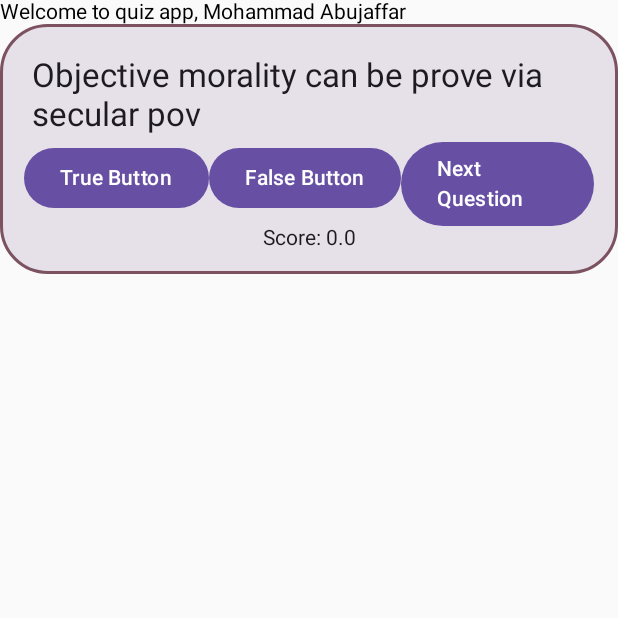
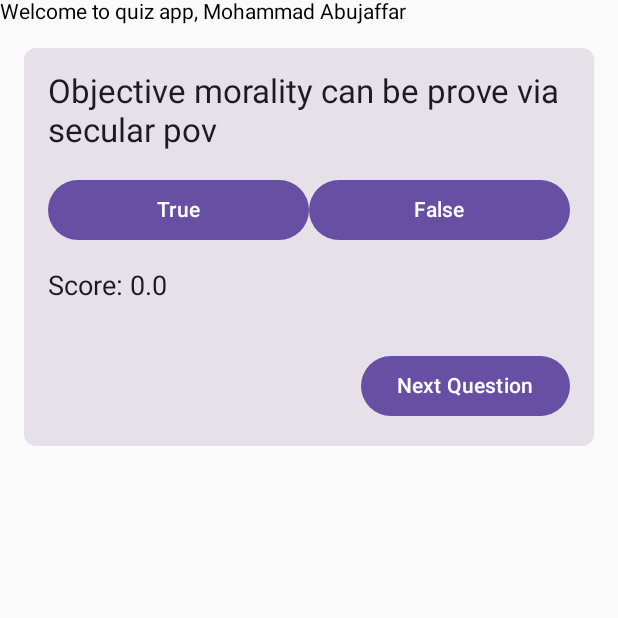
Before and after one commit to moa20016/CSE3200, an Android app built with Jetpack Compose: the screen it shows after launch (MainActivity), on a phone screen of 412 x 824 dp, the top half of it. Run offline under Robolectric (Android 15) with nearby library versions, the phone set to English and light mode, and no system bars.

Commit message:
Update MainActivity.kt

```diff
--- a/Lab02-Part1/app/src/main/java/com/example/myapplication/MainActivity.kt
+++ b/Lab02-Part1/app/src/main/java/com/example/myapplication/MainActivity.kt
@@ -4,9 +4,11 @@ import android.os.Bundle
 import androidx.activity.ComponentActivity
 import androidx.activity.compose.setContent
 import androidx.compose.foundation.border
+import androidx.compose.foundation.layout.Arrangement
 import androidx.compose.foundation.layout.Column
 import androidx.compose.foundation.layout.Row
 import androidx.compose.foundation.layout.fillMaxSize
+import androidx.compose.foundation.layout.fillMaxWidth
 import androidx.compose.foundation.layout.padding
 import androidx.compose.foundation.layout.wrapContentSize
 import androidx.compose.foundation.shape.RoundedCornerShape
@@ -55,44 +57,62 @@ fun QuizComponent(userID: UserID) {
     val nextQuestion = NextQuestion()
     val score = ScoreController(userID.getName()!!)
 
+    var questionNumber by remember { mutableStateOf(0) }
+    var question by remember { mutableStateOf(allQuestions.getQuestion(questionNumber).questionText) }
+    var answer by remember { mutableStateOf(allQuestions.getQuestion(questionNumber).answer) }
+
     Card(
         modifier = Modifier
-            .wrapContentSize()
-            .border(
-                width = 2.dp,
-                color = Pink40,
-                shape = cardShape,
-            )
-            .clip(cardShape),
-        colors = CardDefaults.cardColors()
+            .padding(16.dp)
+            .fillMaxWidth(),
+        shape = RoundedCornerShape(8.dp)
     ) {
         Column(
-            horizontalAlignment = Alignment.CenterHorizontally,
             modifier = Modifier.padding(16.dp)
         ) {
-            var questionNumber by remember { mutableStateOf(0) }
-            var question by remember { mutableStateOf(allQuestions.getQuestion(questionNumber).questionText) }
-            var answer by remember { mutableStateOf(allQuestions.getQuestion(questionNumber).answer) }
 
-            Text(text = question, fontSize = 22.sp, modifier = Modifier.padding(5.dp))
+            Text(
+                text = question,
+                fontSize = 22.sp,
+                modifier = Modifier.padding(bottom = 16.dp)
+            )
 
-            Row {
-                Button(onClick = { if (answer) score.incrementScore(allQuestions.getQuestion(questionNumber).difficulty) }) {
-                    Text("True Button")
+            Row(
+                horizontalArrangement = Arrangement.SpaceEvenly,
+                modifier = Modifier.fillMaxWidth()
+            ) {
+                Button(
+                    onClick = { if (answer) score.incrementScore(allQuestions.getQuestion(questionNumber).difficulty) },
+                    modifier = Modifier.weight(1f)
+                ) {
+                    Text("True")
                 }
-                Button(onClick = { if (!answer) score.incrementScore(allQuestions.getQuestion(questionNumber).difficulty) }) {
-                    Text("False Button")
-                }
-                Button(onClick = {
-                    questionNumber = nextQuestion.getNextLinearQuestion()
-                    question = allQuestions.getQuestion(questionNumber).questionText
-                    answer = allQuestions.getQuestion(questionNumber).answer
-                }) {
-                    Text("Next Question")
+                Button(
+                    onClick = { if (!answer) score.incrementScore(allQuestions.getQuestion(questionNumber).difficulty) },
+                    modifier = Modifier.weight(1f)
+                ) {
+                    Text("False")
                 }
             }
 
-            Text("Score: ${score.getScore().toString()}")
+            Text(
+                text = "Score: ${score.getScore()}",
+                fontSize = 18.sp,
+                modifier = Modifier.padding(top = 16.dp)
+            )
+        }
+
+        Button(
+            onClick = {
+                questionNumber = nextQuestion.getNextLinearQuestion()
+                question = allQuestions.getQuestion(questionNumber).questionText
+                answer = allQuestions.getQuestion(questionNumber).answer
+            },
+            modifier = Modifier
+                .align(Alignment.End)
+                .padding(16.dp)
+        ) {
+            Text("Next Question")
         }
     }
 }
```
